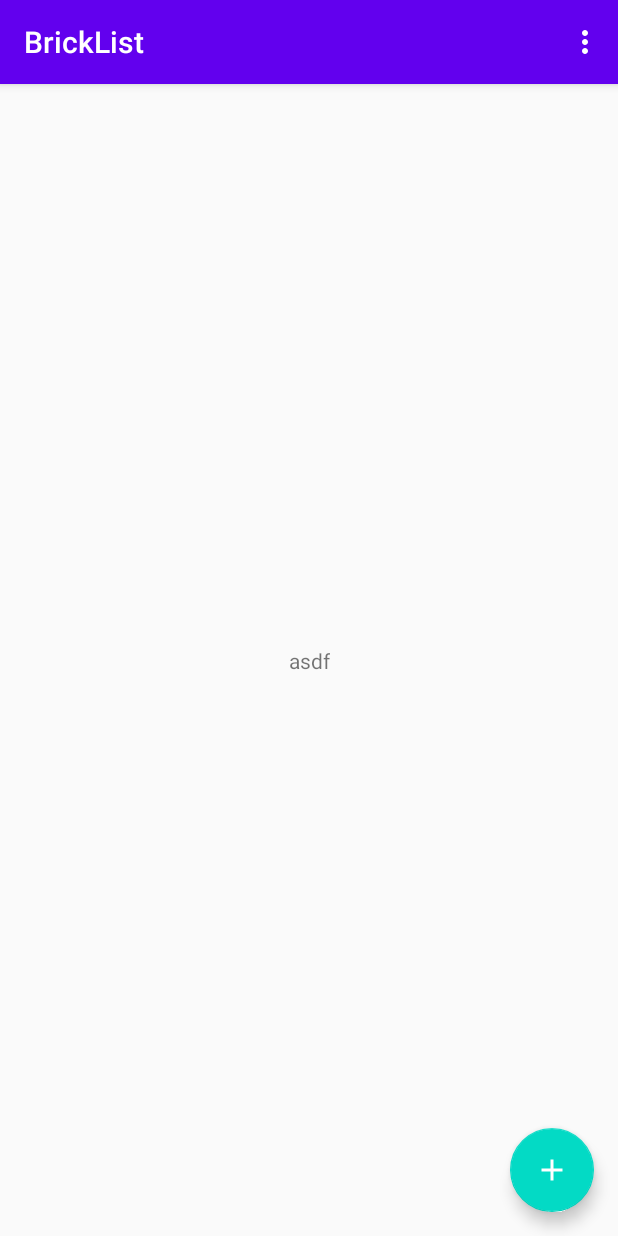
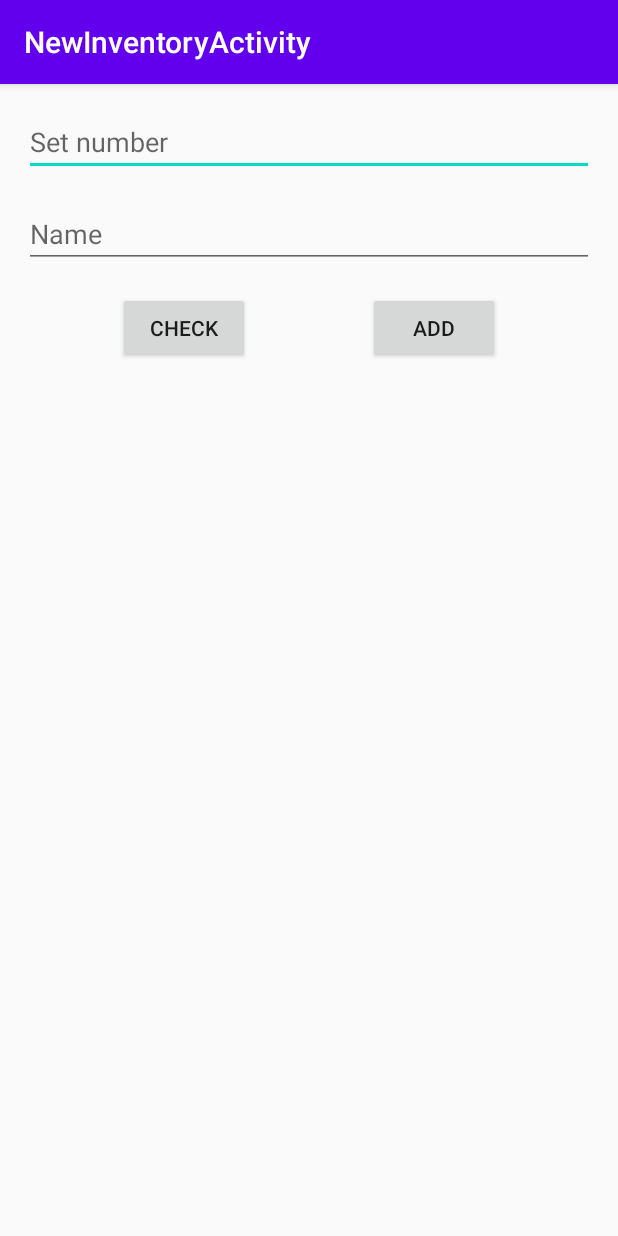
Before and after one commit to Ztrk/brick-list, an Android app: the screen it shows after launch (MainActivity before the commit, NewInventoryActivity after it), after a tap on an icon or button, on a phone screen of 412 x 824 dp. Run offline under Robolectric (Android 15) with nearby library versions, the phone set to English and light mode, and no system bars.

Commit message:
Add activity for adding new project

```diff
--- a/app/src/main/AndroidManifest.xml
+++ b/app/src/main/AndroidManifest.xml
@@ -1,6 +1,6 @@
 <?xml version="1.0" encoding="utf-8"?>
 <manifest xmlns:android="http://schemas.android.com/apk/res/android"
-    package="com.example.bricklist" >
+    package="com.example.bricklist">
 
     <application
         android:allowBackup="true"
@@ -8,11 +8,15 @@
         android:label="@string/app_name"
         android:roundIcon="@mipmap/ic_launcher_round"
         android:supportsRtl="true"
-        android:theme="@style/AppTheme" >
+        android:theme="@style/AppTheme">
+        <activity
+            android:name=".NewInventoryActivity"
+            android:label="@string/title_activity_new_inventory"
+            android:theme="@style/AppTheme.NoActionBar"></activity>
         <activity
             android:name=".MainActivity"
             android:label="@string/app_name"
-            android:theme="@style/AppTheme.NoActionBar" >
+            android:theme="@style/AppTheme.NoActionBar">
             <intent-filter>
                 <action android:name="android.intent.action.MAIN" />
 
--- a/app/src/main/java/com/example/bricklist/MainActivity.kt
+++ b/app/src/main/java/com/example/bricklist/MainActivity.kt
@@ -1,5 +1,6 @@
 package com.example.bricklist
 
+import android.content.Intent
 import android.os.Bundle
 import androidx.appcompat.app.AppCompatActivity
 import android.view.Menu
@@ -15,7 +16,8 @@ class MainActivity : AppCompatActivity() {
         setSupportActionBar(toolbar)
 
         addInventoryButton.setOnClickListener { view ->
-
+            val intent = Intent(this, NewInventoryActivity::class.java)
+            startActivity(intent)
         }
     }
 
--- /dev/null
+++ b/app/src/main/java/com/example/bricklist/NewInventoryActivity.kt
@@ -0,0 +1,17 @@
+package com.example.bricklist
+
+import android.os.Bundle
+import com.google.android.material.snackbar.Snackbar
+import androidx.appcompat.app.AppCompatActivity
+
+import kotlinx.android.synthetic.main.activity_new_inventory.*
+
+class NewInventoryActivity : AppCompatActivity() {
+
+    override fun onCreate(savedInstanceState: Bundle?) {
+        super.onCreate(savedInstanceState)
+        setContentView(R.layout.activity_new_inventory)
+        setSupportActionBar(toolbar)
+    }
+
+}
--- /dev/null
+++ b/app/src/main/res/layout/activity_new_inventory.xml
@@ -0,0 +1,25 @@
+<?xml version="1.0" encoding="utf-8"?>
+<androidx.coordinatorlayout.widget.CoordinatorLayout xmlns:android="http://schemas.android.com/apk/res/android"
+    xmlns:app="http://schemas.android.com/apk/res-auto"
+    xmlns:tools="http://schemas.android.com/tools"
+    android:layout_width="match_parent"
+    android:layout_height="match_parent"
+    tools:context=".NewInventoryActivity">
+
+    <com.google.android.material.appbar.AppBarLayout
+        android:layout_width="match_parent"
+        android:layout_height="wrap_content"
+        android:theme="@style/AppTheme.AppBarOverlay">
+
+        <androidx.appcompat.widget.Toolbar
+            android:id="@+id/toolbar"
+            android:layout_width="match_parent"
+            android:layout_height="?attr/actionBarSize"
+            android:background="?attr/colorPrimary"
+            app:popupTheme="@style/AppTheme.PopupOverlay" />
+
+    </com.google.android.material.appbar.AppBarLayout>
+
+    <include layout="@layout/content_new_inventory" />
+
+</androidx.coordinatorlayout.widget.CoordinatorLayout>
--- /dev/null
+++ b/app/src/main/res/layout/content_new_inventory.xml
@@ -0,0 +1,62 @@
+<?xml version="1.0" encoding="utf-8"?>
+<androidx.constraintlayout.widget.ConstraintLayout xmlns:android="http://schemas.android.com/apk/res/android"
+    xmlns:app="http://schemas.android.com/apk/res-auto"
+    xmlns:tools="http://schemas.android.com/tools"
+    android:layout_width="match_parent"
+    android:layout_height="match_parent"
+    app:layout_behavior="@string/appbar_scrolling_view_behavior">
+
+    <EditText
+        android:id="@+id/numberEdit"
+        android:layout_width="0dp"
+        android:layout_height="wrap_content"
+        android:layout_marginStart="16dp"
+        android:layout_marginLeft="16dp"
+        android:layout_marginTop="16dp"
+        android:layout_marginEnd="16dp"
+        android:layout_marginRight="16dp"
+        android:ems="10"
+        android:hint="Set number"
+        android:inputType="textPersonName"
+        app:layout_constraintEnd_toEndOf="parent"
+        app:layout_constraintStart_toStartOf="parent"
+        app:layout_constraintTop_toTopOf="parent" />
+
+    <EditText
+        android:id="@+id/nameEdit"
+        android:layout_width="0dp"
+        android:layout_height="wrap_content"
+        android:layout_marginStart="16dp"
+        android:layout_marginLeft="16dp"
+        android:layout_marginTop="16dp"
+        android:layout_marginEnd="16dp"
+        android:layout_marginRight="16dp"
+        android:ems="10"
+        android:hint="Name"
+        android:inputType="textPersonName"
+        app:layout_constraintEnd_toEndOf="parent"
+        app:layout_constraintStart_toStartOf="parent"
+        app:layout_constraintTop_toBottomOf="@+id/numberEdit" />
+
+    <Button
+        android:id="@+id/checkButton"
+        android:layout_width="wrap_content"
+        android:layout_height="wrap_content"
+        android:layout_marginTop="16dp"
+        android:text="Check"
+        app:layout_constraintEnd_toStartOf="@+id/addButton"
+        app:layout_constraintHorizontal_bias="0.5"
+        app:layout_constraintStart_toStartOf="parent"
+        app:layout_constraintTop_toBottomOf="@+id/nameEdit" />
+
+    <Button
+        android:id="@+id/addButton"
+        android:layout_width="wrap_content"
+        android:layout_height="wrap_content"
+        android:layout_marginTop="16dp"
+        android:text="Add"
+        app:layout_constraintEnd_toEndOf="parent"
+        app:layout_constraintHorizontal_bias="0.5"
+        app:layout_constraintStart_toEndOf="@+id/checkButton"
+        app:layout_constraintTop_toBottomOf="@+id/nameEdit" />
+</androidx.constraintlayout.widget.ConstraintLayout>
--- a/app/src/main/res/values/strings.xml
+++ b/app/src/main/res/values/strings.xml
@@ -1,4 +1,13 @@
 <resources>
     <string name="app_name">BrickList</string>
     <string name="action_settings">Settings</string>
+    <string name="title_activity_new_inventory">NewInventoryActivity</string>
+    <!-- Strings used for fragments for navigation -->
+    <string name="first_fragment_label">First Fragment</string>
+    <string name="second_fragment_label">Second Fragment</string>
+    <string name="next">Next</string>
+    <string name="previous">Previous</string>
+
+    <string name="hello_first_fragment">Hello first fragment</string>
+    <string name="hello_second_fragment">Hello second fragment. Arg: %1$s</string>
 </resources>
--- a/app/src/main/res/values/styles.xml
+++ b/app/src/main/res/values/styles.xml
@@ -7,11 +7,14 @@
         <item name="colorPrimaryDark">@color/colorPrimaryDark</item>
         <item name="colorAccent">@color/colorAccent</item>
     </style>
+
     <style name="AppTheme.NoActionBar">
         <item name="windowActionBar">false</item>
         <item name="windowNoTitle">true</item>
     </style>
+
     <style name="AppTheme.AppBarOverlay" parent="ThemeOverlay.AppCompat.Dark.ActionBar" />
+
     <style name="AppTheme.PopupOverlay" parent="ThemeOverlay.AppCompat.Light" />
 
 </resources>
```
